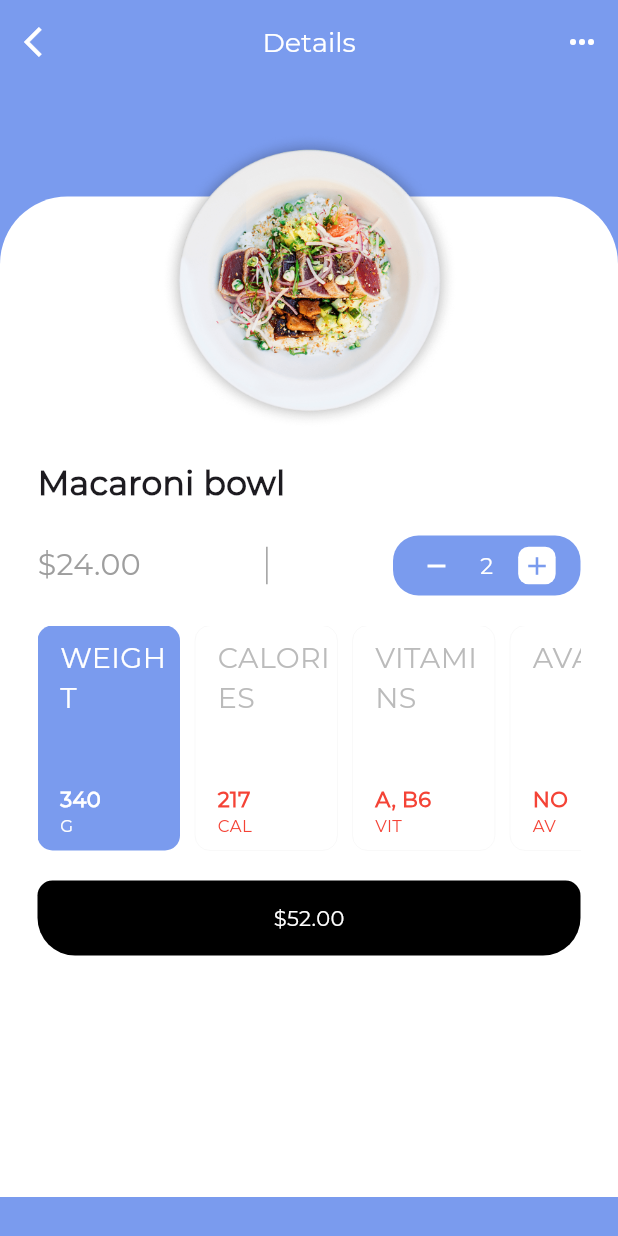
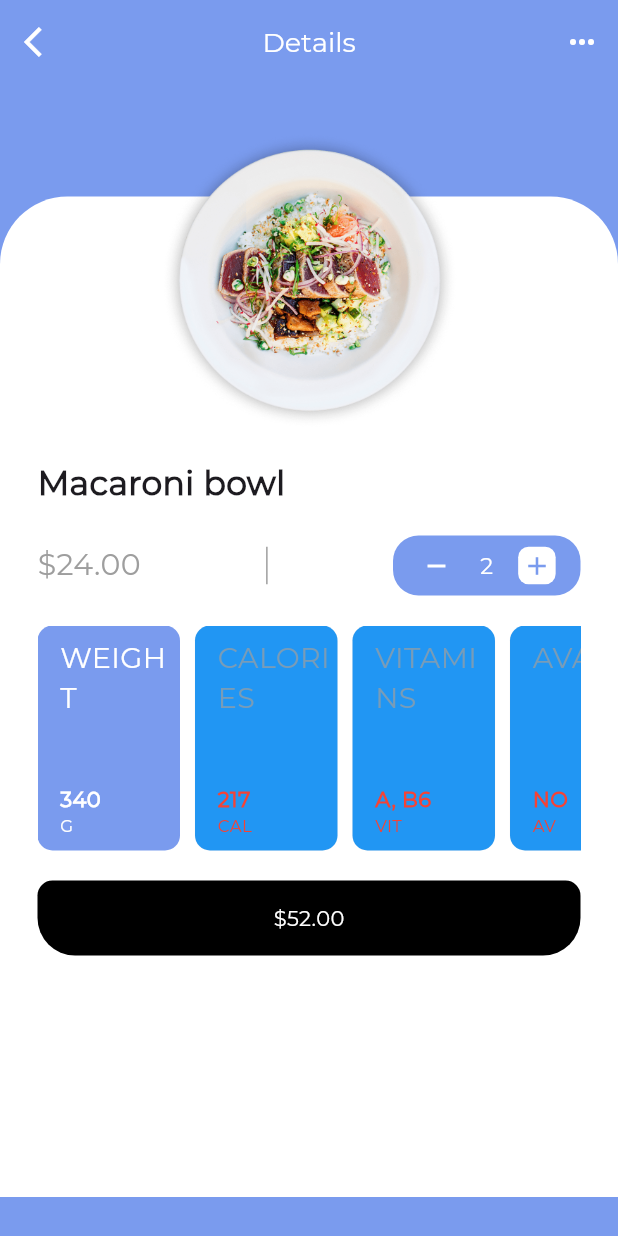
Before and after one commit to nawo6TGJD/App-CalFit-, a Flutter app: the screen it shows after launch, after a tap on "Macaroni bowl", on a phone screen of 412 x 824 dp. Run offline on Flutter 3.47's test engine with Material 3 defaults, Android fonts, the phone set to English and light mode, and no system bars; statements that could not run were skipped; project files that could hold a hidden picture were left out.

Commit message:
Update detailsPage.dart

```diff
--- a/lib/detailsPage.dart
+++ b/lib/detailsPage.dart
@@ -198,7 +198,7 @@ class _DetailsPageState extends State<DetailsPage> {
             decoration: BoxDecoration(
               borderRadius: BorderRadius.circular(10.0),
               color:
-                  cardTitle == selectedCard ? Color(0xFF7A9BEE) : Colors.white,
+                  cardTitle == selectedCard ? Color(0xFF7A9BEE) : Colors.blue,
               border: Border.all(
                   color: cardTitle == selectedCard
                       ? Colors.transparent
```
